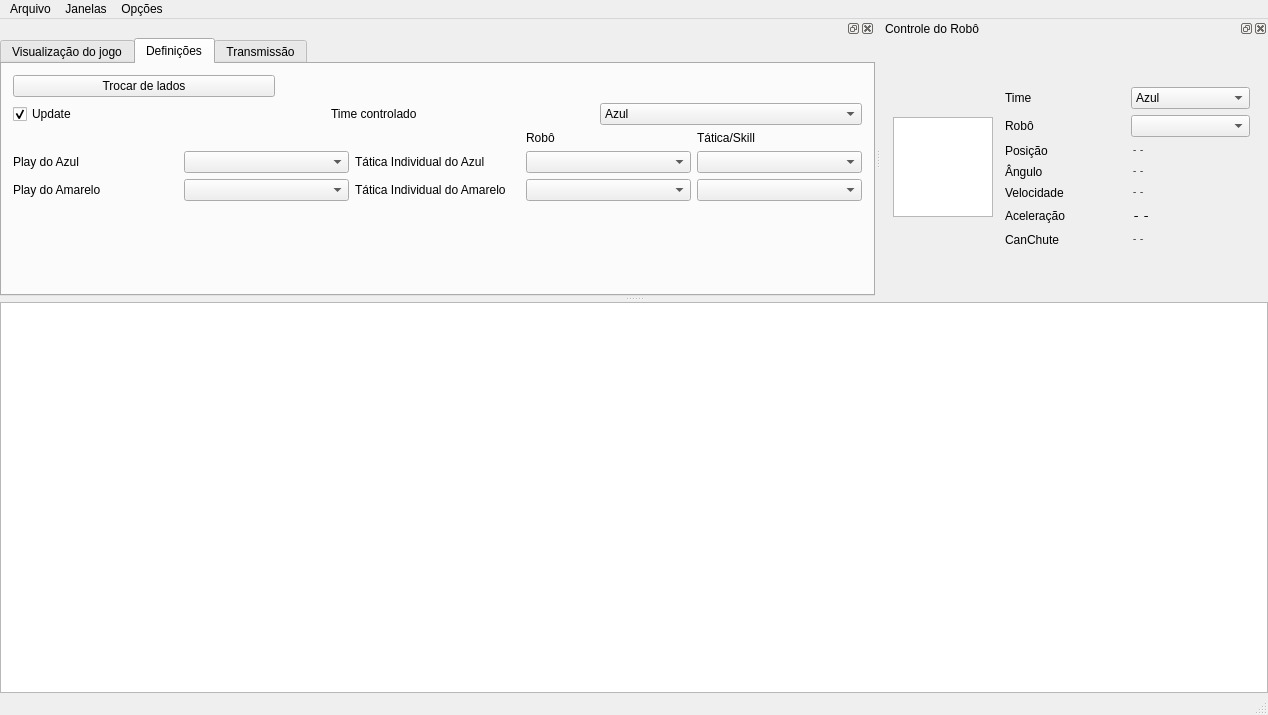
Old version of the form roboime/clients/graphical.ui in the repository legacy-roboime/pyroboime.
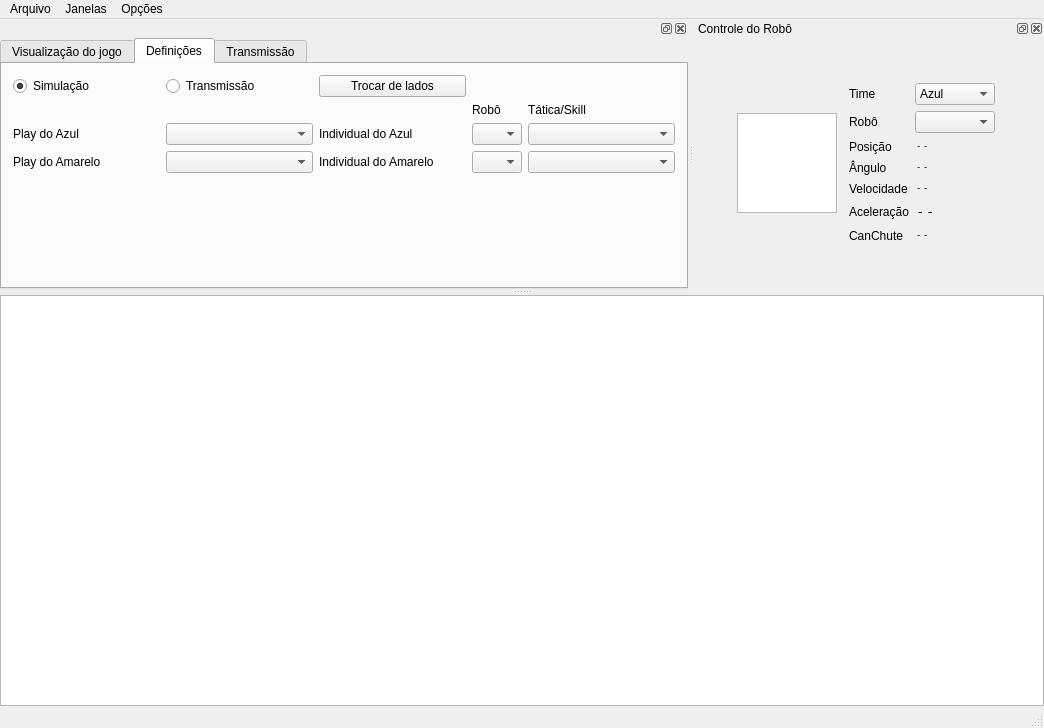
New version of the form. Custom widgets are drawn as their Qt base class.

Commit message: Some fine tunings on the interface.

```diff
--- a/roboime/clients/graphical.ui
+++ b/roboime/clients/graphical.ui
@@ -6,10 +6,16 @@
    <rect>
     <x>0</x>
     <y>0</y>
-    <width>1268</width>
-    <height>715</height>
+    <width>1044</width>
+    <height>728</height>
    </rect>
   </property>
+  <property name="sizePolicy">
+   <sizepolicy hsizetype="Minimum" vsizetype="Minimum">
+    <horstretch>0</horstretch>
+    <verstretch>0</verstretch>
+   </sizepolicy>
+  </property>
   <property name="windowTitle">
    <string>GraphicalIntelligence</string>
   </property>
@@ -68,8 +74,8 @@
     <rect>
      <x>0</x>
      <y>0</y>
-     <width>1268</width>
-     <height>21</height>
+     <width>1044</width>
+     <height>22</height>
     </rect>
    </property>
    <widget class="QMenu" name="menuArquivo">
@@ -98,7 +104,7 @@
   <widget class="QStatusBar" name="statusBar"/>
   <widget class="QDockWidget" name="dockSetup">
    <property name="sizePolicy">
-    <sizepolicy hsizetype="Minimum" vsizetype="Minimum">
+    <sizepolicy hsizetype="Expanding" vsizetype="Minimum">
      <horstretch>0</horstretch>
      <verstretch>0</verstretch>
     </sizepolicy>
@@ -114,11 +120,23 @@
    </attribute>
    <widget class="QWidget" name="dockWidgetContents_2">
     <property name="sizePolicy">
-     <sizepolicy hsizetype="Minimum" vsizetype="Minimum">
+     <sizepolicy hsizetype="Ignored" vsizetype="Minimum">
       <horstretch>0</horstretch>
       <verstretch>0</verstretch>
      </sizepolicy>
     </property>
+    <property name="minimumSize">
+     <size>
+      <width>600</width>
+      <height>50</height>
+     </size>
+    </property>
+    <property name="maximumSize">
+     <size>
+      <width>16777215</width>
+      <height>16777215</height>
+     </size>
+    </property>
     <layout class="QVBoxLayout" name="verticalLayout_2">
      <property name="spacing">
       <number>0</number>
@@ -152,6 +170,12 @@
          <height>0</height>
         </size>
        </property>
+       <property name="maximumSize">
+        <size>
+         <width>16777215</width>
+         <height>16777215</height>
+        </size>
+       </property>
        <property name="currentIndex">
         <number>1</number>
        </property>
@@ -390,6 +414,12 @@
         </layout>
        </widget>
        <widget class="QWidget" name="tab_3">
+        <property name="sizePolicy">
+         <sizepolicy hsizetype="Minimum" vsizetype="Minimum">
+          <horstretch>0</horstretch>
+          <verstretch>0</verstretch>
+         </sizepolicy>
+        </property>
         <attribute name="title">
          <string>Definições</string>
         </attribute>
@@ -397,151 +427,134 @@
          <property name="spacing">
           <number>6</number>
          </property>
-         <item>
-          <layout class="QGridLayout" name="gridLayout_5">
-           <item row="1" column="1">
-            <spacer name="horizontalSpacer_2">
-             <property name="orientation">
-              <enum>Qt::Horizontal</enum>
-             </property>
-             <property name="sizeType">
-              <enum>QSizePolicy::Fixed</enum>
-             </property>
-             <property name="sizeHint" stdset="0">
-              <size>
-               <width>50</width>
-               <height>20</height>
-              </size>
-             </property>
-            </spacer>
-           </item>
-           <item row="1" column="0">
-            <layout class="QHBoxLayout" name="horizontalLayout_3">
-             <item>
-              <widget class="QCheckBox" name="chkUpdate">
-               <property name="text">
-                <string>Update</string>
-               </property>
-               <property name="checked">
-                <bool>true</bool>
-               </property>
-              </widget>
-             </item>
-            </layout>
-           </item>
-           <item row="1" column="3">
-            <widget class="QComboBox" name="cmbOurTeam">
-             <item>
-              <property name="text">
-               <string>Azul</string>
-              </property>
-             </item>
-             <item>
-              <property name="text">
-               <string>Amarelo</string>
-              </property>
-             </item>
-            </widget>
-           </item>
-           <item row="0" column="1">
-            <spacer name="horizontalSpacer">
-             <property name="orientation">
-              <enum>Qt::Horizontal</enum>
-             </property>
-             <property name="sizeType">
-              <enum>QSizePolicy::Fixed</enum>
-             </property>
-             <property name="sizeHint" stdset="0">
-              <size>
-               <width>50</width>
-               <height>20</height>
-              </size>
-             </property>
-            </spacer>
-           </item>
-           <item row="0" column="0">
-            <widget class="QPushButton" name="btnChangeSides">
-             <property name="text">
-              <string>Trocar de lados</string>
-             </property>
-            </widget>
-           </item>
-           <item row="1" column="2">
-            <widget class="QLabel" name="label_5">
-             <property name="sizePolicy">
-              <sizepolicy hsizetype="Preferred" vsizetype="Minimum">
-               <horstretch>0</horstretch>
-               <verstretch>0</verstretch>
-              </sizepolicy>
-             </property>
-             <property name="text">
-              <string>Time controlado</string>
-             </property>
-            </widget>
-           </item>
-          </layout>
-         </item>
          <item>
           <layout class="QGridLayout" name="gridLayout_6">
+           <item row="1" column="4">
+            <widget class="QLabel" name="label_27">
+             <property name="text">
+              <string>Tática/Skill</string>
+             </property>
+            </widget>
+           </item>
+           <item row="2" column="1">
+            <widget class="QComboBox" name="cmbSelectPlayBlue"/>
+           </item>
            <item row="2" column="2">
-            <widget class="QLabel" name="label_8">
+            <widget class="QLabel" name="label_6">
              <property name="text">
-              <string>Tática Individual do Amarelo</string>
+              <string>Individual do Azul</string>
              </property>
             </widget>
            </item>
-           <item row="2" column="0">
+           <item row="2" column="4">
+            <widget class="QComboBox" name="cmbSelectIndividualBlue">
+             <property name="sizePolicy">
+              <sizepolicy hsizetype="Minimum" vsizetype="Fixed">
+               <horstretch>0</horstretch>
+               <verstretch>0</verstretch>
+              </sizepolicy>
+             </property>
+            </widget>
+           </item>
+           <item row="3" column="0">
             <widget class="QLabel" name="label_4">
              <property name="text">
               <string>Play do Amarelo</string>
              </property>
             </widget>
            </item>
-           <item row="2" column="1">
-            <widget class="QComboBox" name="cmbSelectPlayYellow"/>
+           <item row="3" column="3">
+            <widget class="QComboBox" name="cmbSelectRobotYellow">
+             <property name="sizePolicy">
+              <sizepolicy hsizetype="Minimum" vsizetype="Fixed">
+               <horstretch>0</horstretch>
+               <verstretch>0</verstretch>
+              </sizepolicy>
+             </property>
+             <property name="maximumSize">
+              <size>
+               <width>50</width>
+               <height>16777215</height>
+              </size>
+             </property>
+            </widget>
            </item>
-           <item row="1" column="0">
+           <item row="3" column="4">
+            <widget class="QComboBox" name="cmbSelectIndividualYellow">
+             <property name="sizePolicy">
+              <sizepolicy hsizetype="Minimum" vsizetype="Fixed">
+               <horstretch>0</horstretch>
+               <verstretch>0</verstretch>
+              </sizepolicy>
+             </property>
+            </widget>
+           </item>
+           <item row="2" column="0">
             <widget class="QLabel" name="label_3">
              <property name="text">
               <string>Play do Azul</string>
              </property>
             </widget>
            </item>
-           <item row="1" column="3">
-            <widget class="QComboBox" name="cmbSelectRobotBlue"/>
+           <item row="3" column="1">
+            <widget class="QComboBox" name="cmbSelectPlayYellow"/>
            </item>
-           <item row="1" column="2">
-            <widget class="QLabel" name="label_6">
+           <item row="3" column="2">
+            <widget class="QLabel" name="label_8">
              <property name="text">
-              <string>Tática Individual do Azul</string>
+              <string>Individual do Amarelo</string>
              </property>
             </widget>
            </item>
-           <item row="1" column="1">
-            <widget class="QComboBox" name="cmbSelectPlayBlue"/>
-           </item>
            <item row="2" column="3">
-            <widget class="QComboBox" name="cmbSelectRobotYellow"/>
+            <widget class="QComboBox" name="cmbSelectRobotBlue">
+             <property name="sizePolicy">
+              <sizepolicy hsizetype="Minimum" vsizetype="Fixed">
+               <horstretch>0</horstretch>
+               <verstretch>0</verstretch>
+              </sizepolicy>
+             </property>
+             <property name="maximumSize">
+              <size>
+               <width>50</width>
+               <height>16777215</height>
+              </size>
+             </property>
+            </widget>
            </item>
-           <item row="2" column="4">
-            <widget class="QComboBox" name="cmbSelectIndividualYellow"/>
-           </item>
-           <item row="0" column="3">
+           <item row="1" column="3">
             <widget class="QLabel" name="label_7">
              <property name="text">
               <string>Robô</string>
              </property>
             </widget>
            </item>
-           <item row="0" column="4">
-            <widget class="QLabel" name="label_27">
+           <item row="0" column="1">
+            <widget class="QRadioButton" name="rbtTransmission">
              <property name="text">
-              <string>Tática/Skill</string>
+              <string>Transmissão</string>
              </property>
+             <property name="checked">
+              <bool>false</bool>
+             </property>
             </widget>
            </item>
-           <item row="1" column="4">
-            <widget class="QComboBox" name="cmbSelectIndividualBlue"/>
+           <item row="0" column="2">
+            <widget class="QPushButton" name="btnChangeSides">
+             <property name="text">
+              <string>Trocar de lados</string>
+             </property>
+            </widget>
+           </item>
+           <item row="0" column="0">
+            <widget class="QRadioButton" name="rbtSimulation">
+             <property name="text">
+              <string>Simulação</string>
+             </property>
+             <property name="checked">
+              <bool>true</bool>
+             </property>
+            </widget>
            </item>
           </layout>
          </item>
@@ -552,8 +565,8 @@
            </property>
            <property name="sizeHint" stdset="0">
             <size>
-             <width>20</width>
-             <height>40</height>
+             <width>0</width>
+             <height>0</height>
             </size>
            </property>
           </spacer>
@@ -571,71 +584,7 @@
          <string>Transmissão</string>
         </attribute>
         <layout class="QGridLayout" name="gridLayout_4">
-         <item row="1" column="0">
-          <widget class="QGroupBox" name="groupBox">
-           <property name="sizePolicy">
-            <sizepolicy hsizetype="MinimumExpanding" vsizetype="MinimumExpanding">
-             <horstretch>0</horstretch>
-             <verstretch>0</verstretch>
-            </sizepolicy>
-           </property>
-           <property name="styleSheet">
-            <string notr="true">border: 0</string>
-           </property>
-           <property name="title">
-            <string/>
-           </property>
-           <property name="flat">
-            <bool>false</bool>
-           </property>
-           <widget class="QWidget" name="horizontalLayoutWidget">
-            <property name="geometry">
-             <rect>
-              <x>0</x>
-              <y>0</y>
-              <width>880</width>
-              <height>22</height>
-             </rect>
-            </property>
-            <layout class="QHBoxLayout" name="horizontalLayout_4">
-             <item>
-              <widget class="QRadioButton" name="rbtTransmission">
-               <property name="text">
-                <string>Transmissão</string>
-               </property>
-               <property name="checked">
-                <bool>true</bool>
-               </property>
-              </widget>
-             </item>
-             <item>
-              <widget class="QRadioButton" name="rbtSimulation">
-               <property name="text">
-                <string>Simulação</string>
-               </property>
-               <property name="checked">
-                <bool>false</bool>
-               </property>
-              </widget>
-             </item>
-             <item>
-              <spacer name="horizontalSpacer_5">
-               <property name="orientation">
-                <enum>Qt::Horizontal</enum>
-               </property>
-               <property name="sizeHint" stdset="0">
-                <size>
-                 <width>40</width>
-                 <height>20</height>
-                </size>
-               </property>
-              </spacer>
-             </item>
-            </layout>
-           </widget>
-          </widget>
-         </item>
-         <item row="3" column="0">
+         <item row="2" column="0">
           <layout class="QGridLayout" name="gridLayout_10">
            <item row="6" column="0">
             <widget class="QLabel" name="label_19">
@@ -1117,10 +1066,16 @@
    </widget>
   </widget>
   <widget class="QDockWidget" name="dockRobot">
+   <property name="sizePolicy">
+    <sizepolicy hsizetype="Fixed" vsizetype="Minimum">
+     <horstretch>0</horstretch>
+     <verstretch>0</verstretch>
+    </sizepolicy>
+   </property>
    <property name="minimumSize">
     <size>
-     <width>326</width>
-     <height>218</height>
+     <width>350</width>
+     <height>270</height>
     </size>
    </property>
    <property name="windowTitle">
@@ -1130,37 +1085,22 @@
     <number>4</number>
    </attribute>
    <widget class="QWidget" name="dockWidgetContents">
+    <property name="sizePolicy">
+     <sizepolicy hsizetype="Minimum" vsizetype="Minimum">
+      <horstretch>0</horstretch>
+      <verstretch>0</verstretch>
+     </sizepolicy>
+    </property>
     <layout class="QGridLayout" name="gridLayout_9">
      <property name="leftMargin">
       <number>0</number>
      </property>
-     <property name="topMargin">
-      <number>0</number>
-     </property>
-     <property name="rightMargin">
-      <number>0</number>
-     </property>
-     <property name="bottomMargin">
-      <number>0</number>
-     </property>
-     <property name="spacing">
-      <number>6</number>
-     </property>
      <item row="1" column="0">
       <layout class="QGridLayout" name="gridLayout_7">
        <property name="leftMargin">
         <number>12</number>
        </property>
-       <property name="topMargin">
-        <number>12</number>
-       </property>
-       <property name="rightMargin">
-        <number>12</number>
-       </property>
-       <property name="bottomMargin">
-        <number>12</number>
-       </property>
-       <item row="0" column="0">
+       <item row="1" column="0">
         <widget class="QGraphicsView" name="viewRobotView">
          <property name="sizePolicy">
           <sizepolicy hsizetype="Fixed" vsizetype="Fixed">
@@ -1182,21 +1122,9 @@
          </property>
         </widget>
        </item>
-       <item row="0" column="1">
+       <item row="1" column="1">
         <layout class="QGridLayout" name="gridLayout_8">
-         <property name="leftMargin">
-          <number>6</number>
-         </property>
-         <property name="topMargin">
-          <number>6</number>
-         </property>
-         <property name="rightMargin">
-          <number>6</number>
-         </property>
-         <property name="bottomMargin">
-          <number>6</number>
-         </property>
-         <property name="spacing">
+         <property name="margin">
           <number>6</number>
          </property>
          <item row="3" column="0">
@@ -1258,6 +1186,12 @@
          </item>
          <item row="1" column="1">
           <widget class="QComboBox" name="cmbRobotID">
+           <property name="maximumSize">
+            <size>
+             <width>80</width>
+             <height>16777215</height>
+            </size>
+           </property>
            <property name="currentIndex">
             <number>-1</number>
            </property>
@@ -1279,6 +1213,12 @@
          </item>
          <item row="0" column="0">
           <widget class="QLabel" name="label">
+           <property name="maximumSize">
+            <size>
+             <width>60</width>
+             <height>16777215</height>
+            </size>
+           </property>
            <property name="text">
             <string>Time</string>
            </property>
@@ -1298,6 +1238,12 @@
          </item>
          <item row="0" column="1">
           <widget class="QComboBox" name="cmbRobotTeam">
+           <property name="maximumSize">
+            <size>
+             <width>80</width>
+             <height>16777215</height>
+            </size>
+           </property>
            <item>
             <property name="text">
              <string>Azul</string>
```
Left out of the diff: 454 changed lines with no effect on the pictures. The commit also changes 1 other file.
